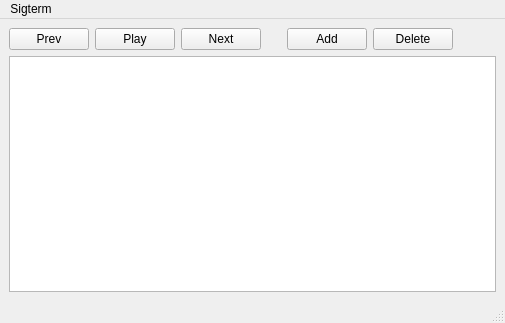
The window that sigterm/src/main/mainwindow.ui (pweiskircher/Sigterm) describes before a commit, drawn with Qt 5.
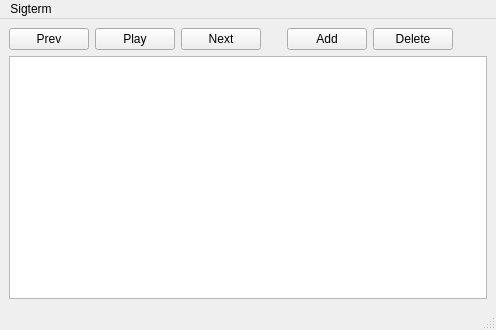
The same window after the commit.

Commit message: size of mainwindow

Patch:
```diff
--- a/sigterm/src/main/mainwindow.ui
+++ b/sigterm/src/main/mainwindow.ui
@@ -8,8 +8,8 @@
    <rect>
     <x>0</x>
     <y>0</y>
-    <width>505</width>
-    <height>323</height>
+    <width>496</width>
+    <height>330</height>
    </rect>
   </property>
   <property name="windowTitle" >
@@ -117,7 +117,7 @@
     <rect>
      <x>0</x>
      <y>0</y>
-     <width>505</width>
+     <width>496</width>
      <height>30</height>
     </rect>
    </property>
@@ -141,8 +141,8 @@
    <property name="geometry" >
     <rect>
      <x>0</x>
-     <y>301</y>
-     <width>505</width>
+     <y>308</y>
+     <width>496</width>
      <height>22</height>
     </rect>
    </property>
```
